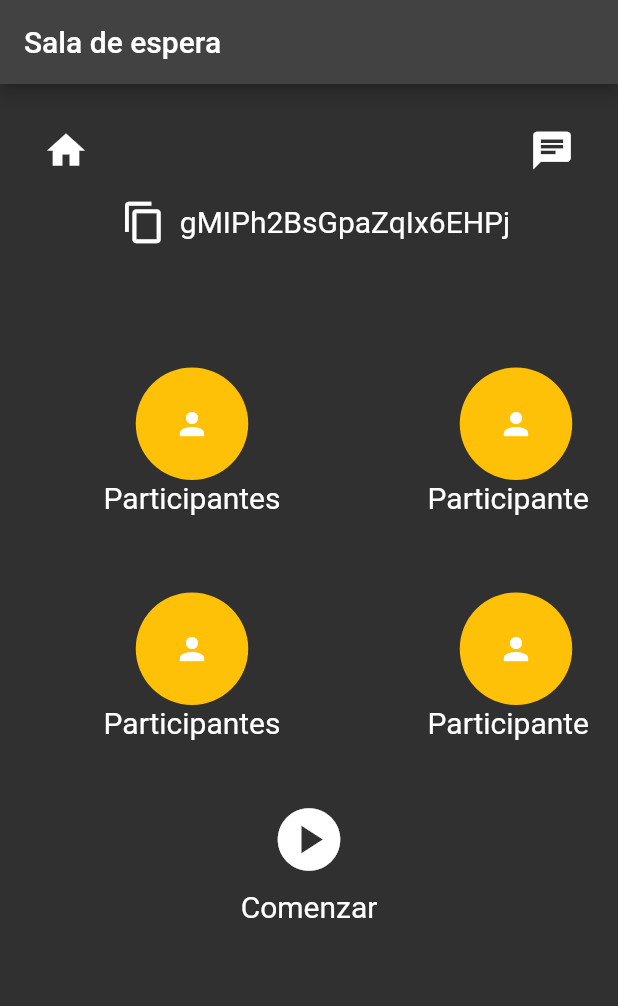
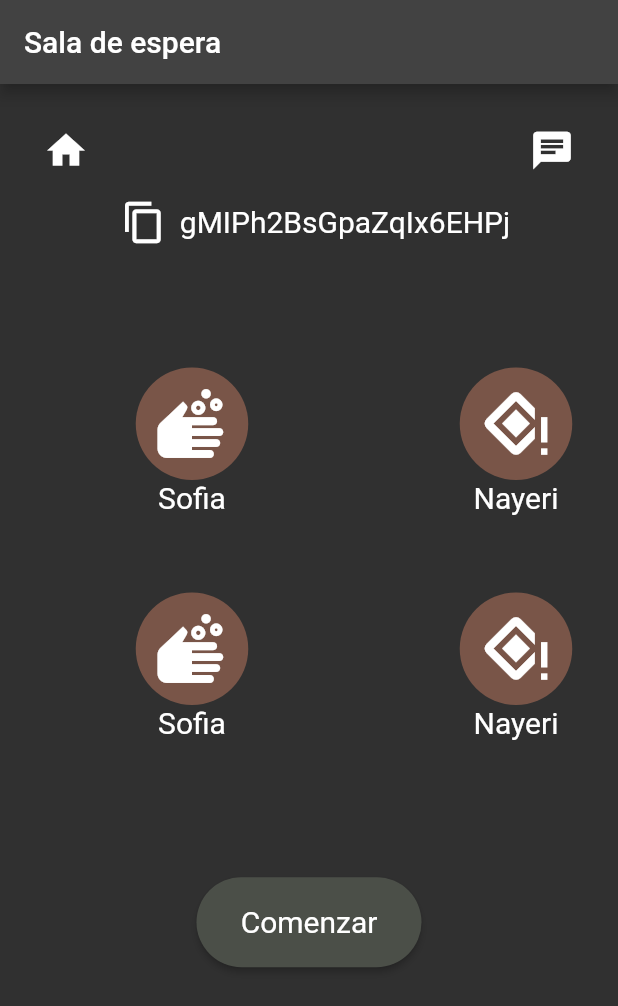
Before and after one commit to LeonelCamposM/Spot-It, a Flutter app: the screen it shows after launch, on a phone screen of 412 x 824 dp. Shown: the top 1006 px of the screen. Run offline on Flutter 3.47's test engine with Material 2 defaults, Android fonts, the light colour scheme and no system bars; our stand-ins replace cloud_firestore, firebase_core, socket_io_client; accounts and stored records are empty; network calls fail.

Commit message:
add colors

```diff
--- a/lib/presentation/waiting_room/waiting_room.dart
+++ b/lib/presentation/waiting_room/waiting_room.dart
@@ -1,6 +1,7 @@
 import 'package:flutter/material.dart';
 import 'package:spot_it_game/presentation/rooms/create_room.dart';
 import 'package:flutter/services.dart';
+import 'dart:math';
 
 class WaitingRoomPage extends StatefulWidget {
   static String routeName = '/waiting_room';
@@ -11,7 +12,14 @@ class WaitingRoomPage extends StatefulWidget {
 
 class _WaitingRoomPageState extends State<WaitingRoomPage> {
   _WaitingRoomPageState() : isLoading = true;
+
   bool isLoading;
+  List<IconData> icons = [
+    Icons.soap,
+    Icons.nearby_error,
+    Icons.join_left,
+    Icons.leaderboard
+  ];
   List<String> names = ["Sofia", "Nayeri", "Jeremy", "Leonel"];
   String roomID = "gMIPh2BsGpaZqIx6EHPj";
 
@@ -81,29 +89,41 @@ class _WaitingRoomPageState extends State<WaitingRoomPage> {
                       await Clipboard.setData(ClipboardData(text: roomID));
                     },
                   ),
-                  Text(roomID, style: new TextStyle(fontSize: 20.0)),
+                  Text(roomID, style: const TextStyle(fontSize: 20.0)),
                 ],
               ),
             ),
-            Text("", style: new TextStyle(fontSize: 40.0)),
+            const Text("", style: TextStyle(fontSize: 40.0)),
             Flexible(
               flex: 4,
-              child:
-                  SizedBox(height: 150, width: 850, child: _horizontalList(4)),
+              child: SizedBox(
+                  height: 150,
+                  width: 850,
+                  child: _horizontalList(4, names, icons)),
             ),
             Flexible(
                 flex: 4,
                 child: SizedBox(
-                    height: 150, width: 850, child: _horizontalList(4))),
+                    height: 150,
+                    width: 850,
+                    child: _horizontalList(4, names, icons))),
+            const Text("", style: TextStyle(fontSize: 40.0)),
             Flexible(
               flex: 2,
               child: Column(
                 mainAxisAlignment: MainAxisAlignment.center,
                 children: [
-                  IconButton(
-                    iconSize: 50.0,
-                    icon: const Icon(Icons.play_circle),
-                    color: Colors.white,
+                  ElevatedButton(
+                    style: ButtonStyle(
+                      shape: MaterialStateProperty.resolveWith(
+                          (states) => const StadiumBorder()),
+                      fixedSize: MaterialStateProperty.resolveWith(
+                          (states) => const Size(150, 60)),
+                      backgroundColor: MaterialStateProperty.resolveWith(
+                          (states) => Color.fromARGB(255, 75, 79, 72)),
+                      textStyle: MaterialStateProperty.resolveWith(
+                          (states) => const TextStyle(fontSize: 20.0)),
+                    ),
                     onPressed: () {
                       Navigator.push(
                         context,
@@ -111,8 +131,8 @@ class _WaitingRoomPageState extends State<WaitingRoomPage> {
                             builder: (context) => const RoomPage()),
                       );
                     },
+                    child: const Text("Comenzar"),
                   ),
-                  const Text("Comenzar", style: TextStyle(fontSize: 20.0)),
                 ],
               ),
             ),
@@ -123,7 +143,7 @@ class _WaitingRoomPageState extends State<WaitingRoomPage> {
   }
 }
 
-Container _horizontalList(int n) {
+Container _horizontalList(int n, List<String> names, List<IconData> icons) {
   return Container(
     alignment: Alignment.center,
     child: ListView(
@@ -142,9 +162,14 @@ Container _horizontalList(int n) {
                   width: 75,
                   height: 75,
                   decoration: BoxDecoration(
-                      color: Colors.amber, shape: BoxShape.circle),
-                  child: Icon(Icons.person)),
-              Text("Participantes", style: new TextStyle(fontSize: 20.0))
+                      color: Colors
+                          .primaries[Random().nextInt(Colors.primaries.length)],
+                      shape: BoxShape.circle),
+                  child: Icon(
+                    icons[i],
+                    size: 50,
+                  )),
+              Text(names[i], style: const TextStyle(fontSize: 20.0))
             ]),
           ),
         ),
```
